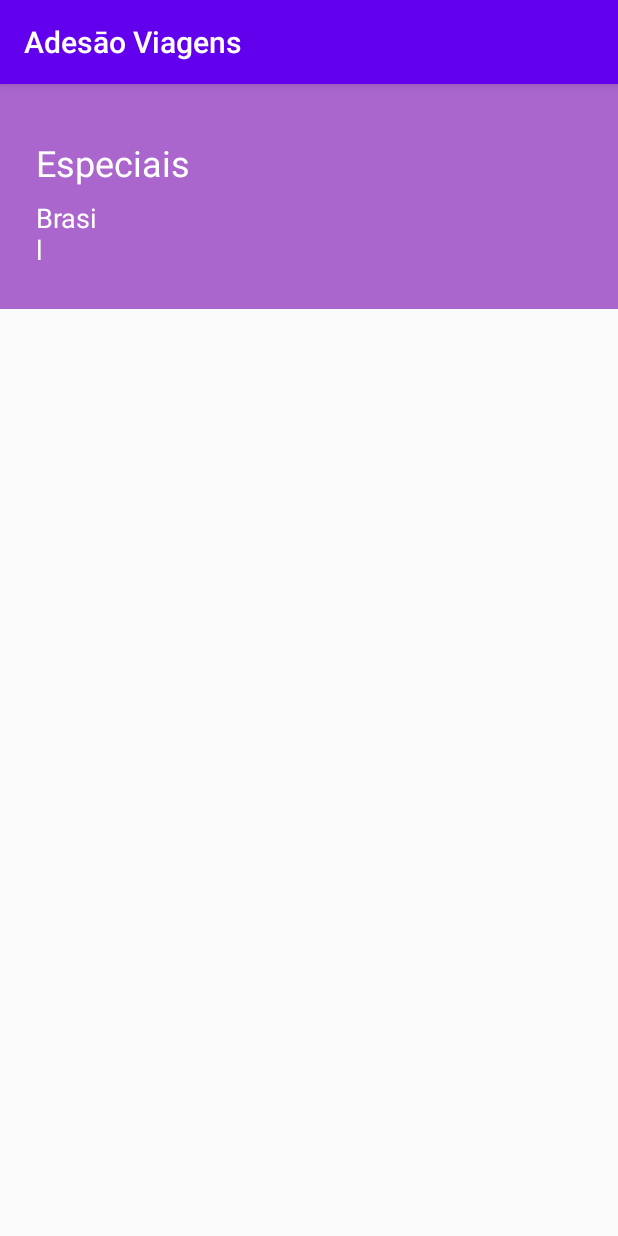
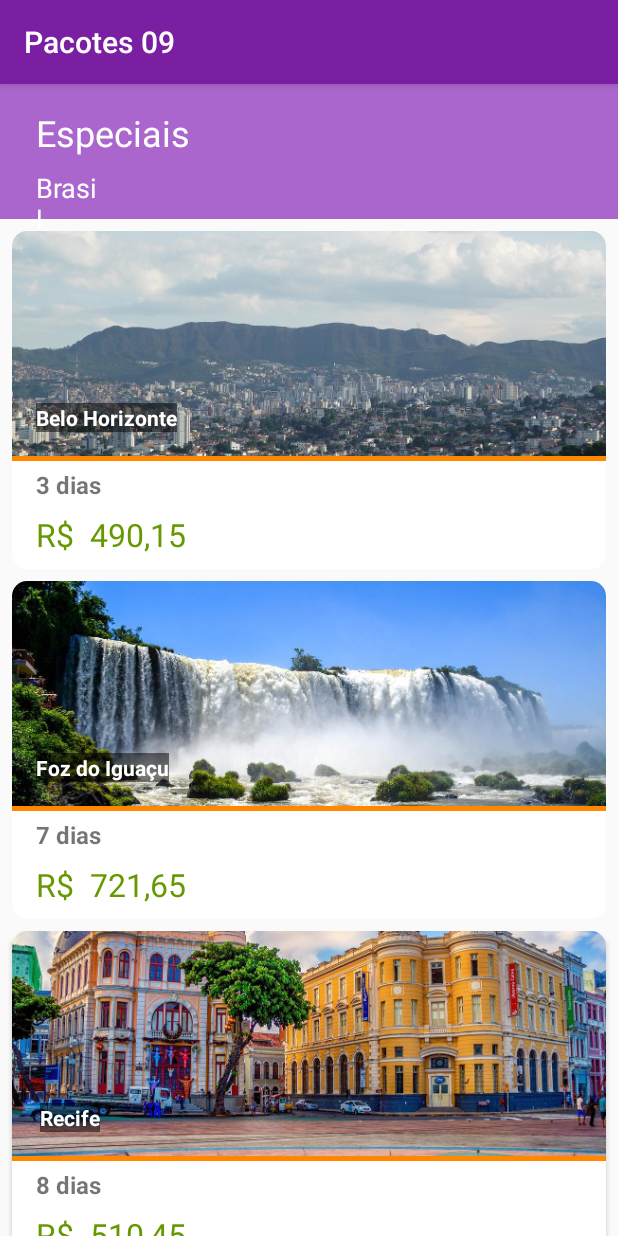
Before and after one commit to flaviocampos/AdesaoViagens, an Android app: the screen it shows after launch (MainActivity), on a phone screen of 412 x 824 dp. Run offline under Robolectric (Android 15) with nearby library versions, the phone set to English and light mode, and no system bars.

```diff
--- a/app/build.gradle
+++ b/app/build.gradle
@@ -6,10 +6,10 @@ android {
 
     defaultConfig {
         applicationId "br.com.adesao.adesoviagens"
-        minSdkVersion 15
+        minSdkVersion 17
         targetSdkVersion 29
         versionCode 1
-        versionName "1.0"
+        versionName "1.01"
 
         testInstrumentationRunner "androidx.test.runner.AndroidJUnitRunner"
     }
@@ -31,4 +31,5 @@ dependencies {
     testImplementation 'junit:junit:4.12'
     androidTestImplementation 'androidx.test.ext:junit:1.1.1'
     androidTestImplementation 'androidx.test.espresso:espresso-core:3.2.0'
+    implementation 'androidx.cardview:cardview:1.0.0'
 }
--- a/app/src/main/AndroidManifest.xml
+++ b/app/src/main/AndroidManifest.xml
@@ -9,6 +9,7 @@
         android:roundIcon="@mipmap/ic_launcher_round"
         android:supportsRtl="true"
         android:theme="@style/AppTheme">
+        <activity android:name=".ui.ResumoPacoteActivity"></activity>
         <activity android:name=".ui.MainActivity">
             <intent-filter>
                 <action android:name="android.intent.action.MAIN" />
--- /dev/null
+++ b/app/src/main/java/br/com/adesao/adesoviagens/adapter/ListaPacoteAdapter.java
@@ -0,0 +1,86 @@
+package br.com.adesao.adesoviagens.adapter;
+
+import android.content.Context;
+import android.graphics.drawable.Drawable;
+import android.view.LayoutInflater;
+import android.view.View;
+import android.view.ViewGroup;
+import android.widget.BaseAdapter;
+import android.widget.ImageView;
+import android.widget.TextView;
+
+import java.text.NumberFormat;
+import java.util.List;
+
+import br.com.adesao.adesoviagens.R;
+import br.com.adesao.adesoviagens.modelo.Pacote;
+import br.com.adesao.adesoviagens.util.DiasUtil;
+import br.com.adesao.adesoviagens.util.MoedaUtil;
+import br.com.adesao.adesoviagens.util.ResourceUtil;
+
+public class ListaPacoteAdapter extends BaseAdapter {
+
+    private final List<Pacote> pacotes;
+    private final Context context;
+
+
+    public ListaPacoteAdapter(List<Pacote> pacotes, Context context) {
+        this.pacotes = pacotes;
+        this.context = context;
+    }
+
+    @Override
+    public int getCount() {
+        return pacotes.size();
+    }
+
+    @Override
+    public Pacote getItem(int position) {
+        return pacotes.get(position);
+    }
+
+    @Override
+    public long getItemId(int position) {
+        return 0;
+    }
+
+    @Override
+    public View getView(int position, View convertView, ViewGroup parent) {
+        View viewCriada = LayoutInflater.from(context)
+                .inflate(R.layout.item_pacote, parent, false);
+
+        Pacote pacote = pacotes.get(position);
+
+        mostralocal(viewCriada, pacote);
+        mostraImagem(viewCriada, pacote);
+        mostraDias(viewCriada, pacote);
+        mostraPreco(viewCriada, pacote);
+
+        return viewCriada;
+    }
+
+    private void mostraPreco(View viewCriada, Pacote pacote) {
+        TextView preco = viewCriada.findViewById(R.id.txtItemPacoteValor);
+        String moedaBrasileira = MoedaUtil.formataParaBrasileira(pacote.getPreco());
+        preco.setText(moedaBrasileira);
+    }
+
+
+    private void mostraDias(View viewCriada, Pacote pacote) {
+        TextView dias = viewCriada.findViewById(R.id.txtResumoDias);
+        dias.setText(DiasUtil.devolverDiaExtenso(pacote.getDias()));
+    }
+
+
+    private void mostraImagem(View viewCriada, Pacote pacote) {
+        ImageView imagem = viewCriada.findViewById(R.id.imgItemPacoteLocal);
+        Drawable drawableIMG = ResourceUtil.devolveDrawable(context, pacote.getImagem());
+        imagem.setImageDrawable(drawableIMG);
+    }
+
+
+    private void mostralocal(View viewCriada, Pacote pacote) {
+        TextView local = viewCriada.findViewById(R.id.txtItemPacoteCidade);
+        local.setText(pacote.getLocal());
+    }
+}
--- /dev/null
+++ b/app/src/main/java/br/com/adesao/adesoviagens/dao/PacoteDAO.java
@@ -0,0 +1,24 @@
+package br.com.adesao.adesoviagens.dao;
+
+import java.math.BigDecimal;
+import java.util.ArrayList;
+import java.util.Arrays;
+import java.util.List;
+
+import br.com.adesao.adesoviagens.modelo.Pacote;
+
+public class PacoteDAO {
+
+    public List<Pacote> lista() {
+
+        List<Pacote> pacotes = new ArrayList<>(Arrays.asList(
+                new Pacote("Belo Horizonte", "belo_horizonte_mg", 3, new BigDecimal(490.15)),
+                new Pacote("Foz do Iguaçu", "foz_do_iguacu_pr", 7, new BigDecimal(721.65)),
+                new Pacote("Recife", "recife_pe", 8, new BigDecimal(510.45)),
+                new Pacote("Rio de Janeiro", "rio_de_janeiro_rj", 5, new BigDecimal(234.56)),
+                new Pacote("Salvador", "salvador_ba", 7, new BigDecimal(927.45)),
+                new Pacote("Sāo Paulo", "sao_paulo_sp", 1, new BigDecimal(174.45))
+        ));
+        return pacotes;
+    }
+}
--- /dev/null
+++ b/app/src/main/java/br/com/adesao/adesoviagens/modelo/Pacote.java
@@ -0,0 +1,37 @@
+package br.com.adesao.adesoviagens.modelo;
+
+import java.math.BigDecimal;
+
+public class Pacote {
+
+    private  String local;
+    private  String imagem;
+    private  int dias;
+    private  BigDecimal preco;
+
+    public Pacote() {
+    }
+
+    public Pacote(String local, String imagem, int dias, BigDecimal preco) {
+        this.local = local;
+        this.imagem = imagem;
+        this.dias = dias;
+        this.preco = preco;
+    }
+
+    public String getLocal() {
+        return local;
+    }
+
+    public String getImagem() {
+        return imagem;
+    }
+
+    public int getDias() {
+        return dias;
+    }
+
+    public BigDecimal getPreco() {
+        return preco;
+    }
+}
--- a/app/src/main/java/br/com/adesao/adesoviagens/ui/MainActivity.java
+++ b/app/src/main/java/br/com/adesao/adesoviagens/ui/MainActivity.java
@@ -2,15 +2,36 @@ package br.com.adesao.adesoviagens.ui;
 
 import androidx.appcompat.app.AppCompatActivity;
 
+import android.content.Intent;
 import android.os.Bundle;
+import android.widget.ListView;
+
+import java.util.List;
 
 import br.com.adesao.adesoviagens.R;
+import br.com.adesao.adesoviagens.adapter.ListaPacoteAdapter;
+import br.com.adesao.adesoviagens.dao.PacoteDAO;
+import br.com.adesao.adesoviagens.modelo.Pacote;
 
 public class MainActivity extends AppCompatActivity {
+
+    public static final String PACOTES = "Pacotes 09";
 
     @Override
     protected void onCreate(Bundle savedInstanceState) {
         super.onCreate(savedInstanceState);
         setContentView(R.layout.activity_main);
+
+        setTitle(PACOTES);
+
+        configurarAdapter();
+       // Intent intent = new Intent(this, ResumoPacoteActivity.class);
+       // startActivity(intent);
+    }
+
+    private void configurarAdapter() {
+        List<Pacote> pcts = new PacoteDAO().lista();
+        ListView listaPacotes = findViewById(R.id.lstPrincipalPacotes);
+        listaPacotes.setAdapter(new ListaPacoteAdapter(pcts,this));
     }
 }
--- /dev/null
+++ b/app/src/main/java/br/com/adesao/adesoviagens/util/DiasUtil.java
@@ -0,0 +1,8 @@
+package br.com.adesao.adesoviagens.util;
+
+public class DiasUtil {
+    public static String devolverDiaExtenso(int dias) {
+
+        return dias > 1 ? String.format("%s dias",dias) : String.format("%d dia",dias);
+    }
+}
--- /dev/null
+++ b/app/src/main/java/br/com/adesao/adesoviagens/util/MoedaUtil.java
@@ -0,0 +1,15 @@
+package br.com.adesao.adesoviagens.util;
+
+import java.math.BigDecimal;
+import java.text.DecimalFormat;
+import java.text.NumberFormat;
+import java.util.Locale;
+
+public class MoedaUtil {
+
+    public static String formataParaBrasileira(BigDecimal valor) {
+        NumberFormat formatoBrasileiro = DecimalFormat.getCurrencyInstance(new Locale("pt", "BR"));
+        String moedaBrasileira = formatoBrasileiro.format(valor).replace("R$", "R$ ");
+        return moedaBrasileira;
+    }
+}
--- /dev/null
+++ b/app/src/main/java/br/com/adesao/adesoviagens/util/ResourceUtil.java
@@ -0,0 +1,14 @@
+package br.com.adesao.adesoviagens.util;
+
+import android.content.Context;
+import android.content.res.Resources;
+import android.graphics.drawable.Drawable;
+
+public class ResourceUtil {
+
+    public static Drawable devolveDrawable(Context context, String drawableEmTexto) {
+        Resources resources = context.getResources();
+        int idDrawable = resources.getIdentifier(drawableEmTexto, "drawable", context.getPackageName());
+        return resources.getDrawable(idDrawable);
+    }
+}
--- a/app/src/main/res/layout/activity_main.xml
+++ b/app/src/main/res/layout/activity_main.xml
@@ -7,10 +7,11 @@
     tools:context=".ui.MainActivity">
 
     <ImageView
-        android:id="@+id/imageView"
+        android:id="@+id/imgPrincipalBanner"
         android:layout_width="0dp"
-        android:layout_height="150dp"
+        android:layout_height="90dp"
         android:background="@android:color/holo_purple"
+        android:contentDescription="@string/todo"
         android:outlineSpotShadowColor="@android:color/holo_purple"
         app:layout_constraintEnd_toEndOf="parent"
         app:layout_constraintHorizontal_bias="0.0"
@@ -18,12 +19,11 @@
         app:layout_constraintTop_toTopOf="parent" />
 
     <TextView
-        android:id="@+id/txtTitulo"
+        android:id="@+id/txtPrincipalTitulo"
         android:layout_width="wrap_content"
         android:layout_height="wrap_content"
         android:layout_marginStart="24dp"
-        android:layout_marginLeft="24dp"
-        android:layout_marginTop="36dp"
+        android:layout_marginTop="16dp"
         android:text="@string/txtTitulo"
         android:textColor="@android:color/white"
         android:textSize="24sp"
@@ -33,25 +33,27 @@
         app:layout_constraintTop_toTopOf="parent" />
 
     <TextView
-        android:id="@+id/txtPais"
+        android:id="@+id/txtPrincipalPais"
         android:layout_width="45dp"
         android:layout_height="wrap_content"
         android:layout_marginTop="8dp"
         android:text="@string/txtPais"
         android:textColor="@android:color/white"
         android:textSize="18sp"
-        app:layout_constraintStart_toStartOf="@+id/txtTitulo"
-        app:layout_constraintTop_toBottomOf="@+id/txtTitulo" />
+        app:layout_constraintStart_toStartOf="@+id/txtPrincipalTitulo"
+        app:layout_constraintTop_toBottomOf="@+id/txtPrincipalTitulo" />
 
     <ListView
-        android:id="@+id/lstPacotes"
+        android:id="@+id/lstPrincipalPacotes"
         android:layout_width="0dp"
         android:layout_height="0dp"
         app:layout_constraintStart_toStartOf="parent"
         app:layout_constraintEnd_toEndOf="parent"
-        app:layout_constraintTop_toBottomOf="@id/imageView"
+        app:layout_constraintTop_toBottomOf="@id/imgPrincipalBanner"
         app:layout_constraintBottom_toBottomOf="parent"
         tools:listitem="@layout/item_pacote"
+        android:divider="@null"
+        android:dividerHeight="0dp"
         />
 
 
--- a/app/src/main/res/layout/item_pacote.xml
+++ b/app/src/main/res/layout/item_pacote.xml
@@ -5,34 +5,47 @@
     android:layout_width="match_parent"
     android:layout_height="match_parent">
 
+    <androidx.cardview.widget.CardView
+        android:id="@+id/crvCartao"
+        android:layout_width="0dp"
+        android:layout_height="wrap_content"
+        android:layout_margin="8dp"
+        android:layout_marginStart="8dp"
+        app:cardCornerRadius="10dp"
+        app:layout_constraintEnd_toEndOf="parent"
+        app:layout_constraintStart_toStartOf="parent"
+        app:layout_constraintTop_toTopOf="parent">
+
+        <androidx.constraintlayout.widget.ConstraintLayout
+            android:layout_width="match_parent"
+            android:layout_height="225dp">
+
             <ImageView
-        android:id="@+id/img"
+                android:id="@+id/imgItemPacoteLocal"
                 android:layout_width="0dp"
-        android:layout_height="100dp"
+                android:layout_height="150dp"
+                android:contentDescription="@string/img"
                 android:scaleType="centerCrop"
-        app:layout_constraintBottom_toBottomOf="parent"
                 app:layout_constraintEnd_toEndOf="parent"
                 app:layout_constraintStart_toStartOf="parent"
                 app:layout_constraintTop_toTopOf="parent"
-        app:layout_constraintVertical_bias="0.0"
                 tools:src="@sample/pacotes.json/pacotes/imagem" />
 
             <TextView
-        android:id="@+id/txtcidade"
+                android:id="@+id/txtItemPacoteCidade"
                 android:layout_width="wrap_content"
                 android:layout_height="wrap_content"
-        android:layout_margin="8dp"
+                android:layout_marginBottom="14dp"
                 android:background="@android:drawable/screen_background_dark_transparent"
-        android:padding="8dp"
                 android:textColor="@android:color/white"
                 android:textSize="14sp"
                 android:textStyle="bold"
-        app:layout_constraintBottom_toBottomOf="@id/img"
-        app:layout_constraintEnd_toEndOf="@id/img"
-        app:layout_constraintHorizontal_bias="0.0"
-        app:layout_constraintStart_toStartOf="@id/img"
-        app:layout_constraintTop_toTopOf="@id/img"
-        app:layout_constraintVertical_bias="1.0"
+                app:layout_constraintBottom_toBottomOf="@+id/imgItemPacoteLocal"
+                app:layout_constraintEnd_toEndOf="parent"
+                app:layout_constraintHorizontal_bias="0.052"
+                app:layout_constraintStart_toStartOf="@+id/imgItemPacoteLocal"
+                app:layout_constraintTop_toTopOf="parent"
+                app:layout_constraintVertical_bias="0.98"
                 tools:text="@sample/pacotes.json/pacotes/local" />
 
             <View
@@ -40,30 +53,43 @@
                 android:layout_width="0dp"
                 android:layout_height="3dp"
                 android:background="@android:color/holo_orange_dark"
+                app:layout_constraintBottom_toBottomOf="parent"
                 app:layout_constraintEnd_toEndOf="parent"
+                app:layout_constraintHorizontal_bias="0.0"
                 app:layout_constraintStart_toStartOf="parent"
-        app:layout_constraintTop_toBottomOf="@id/img" />
+                app:layout_constraintTop_toBottomOf="@+id/imgItemPacoteLocal"
+                app:layout_constraintVertical_bias="0.0" />
 
             <TextView
-        android:id="@+id/txtDias"
+                android:id="@+id/txtResumoDias"
                 android:layout_width="wrap_content"
                 android:layout_height="wrap_content"
-        android:layout_margin="8dp"
+                android:layout_marginStart="16dp"
+                android:layout_marginTop="8dp"
                 android:textSize="16sp"
                 android:textStyle="bold"
                 app:layout_constraintEnd_toEndOf="parent"
                 app:layout_constraintHorizontal_bias="0.0"
                 app:layout_constraintStart_toStartOf="parent"
-        app:layout_constraintTop_toBottomOf="@id/viwDivisor"
+                app:layout_constraintTop_toBottomOf="@+id/imgItemPacoteLocal"
                 tools:text="@sample/pacotes.json/pacotes/dias" />
 
             <TextView
-        android:id="@+id/txtValor"
+                android:id="@+id/txtItemPacoteValor"
                 android:layout_width="wrap_content"
                 android:layout_height="wrap_content"
+                android:layout_marginStart="16dp"
+                android:layout_marginTop="8dp"
                 android:textColor="@android:color/holo_green_dark"
                 android:textSize="21sp"
-        app:layout_constraintStart_toStartOf="@id/txtDias"
-        app:layout_constraintTop_toBottomOf="@id/txtDias"
+                app:layout_constraintBottom_toBottomOf="parent"
+                app:layout_constraintEnd_toEndOf="parent"
+                app:layout_constraintHorizontal_bias="0.0"
+                app:layout_constraintStart_toStartOf="parent"
+                app:layout_constraintTop_toBottomOf="@+id/txtResumoDias"
+                app:layout_constraintVertical_bias="0.0"
                 tools:text="@sample/pacotes.json/pacotes/preco" />
         </androidx.constraintlayout.widget.ConstraintLayout>
+    </androidx.cardview.widget.CardView>
+
+</androidx.constraintlayout.widget.ConstraintLayout>
--- a/app/src/main/res/values/colors.xml
+++ b/app/src/main/res/values/colors.xml
@@ -1,6 +1,6 @@
 <?xml version="1.0" encoding="utf-8"?>
 <resources>
-    <color name="colorPrimary">#6200EE</color>
-    <color name="colorPrimaryDark">#3700B3</color>
-    <color name="colorAccent">#03DAC5</color>
+    <color name="colorPrimary">#7b1fa2</color>
+    <color name="colorPrimaryDark">#4a0072</color>
+    <color name="colorAccent">#ae52d4</color>
 </resources>
--- a/app/src/main/res/values/strings.xml
+++ b/app/src/main/res/values/strings.xml
@@ -5,4 +5,10 @@
     <string name="txtCidade">Sāo Paulo</string>
     <string name="txtDias">2 Dias</string>
     <string name="txtValor">R$ 2.509,34</string>
+    <string name="img">Imagem da Cidade</string>
+    <string name="todo">TODO</string>
+    <string name="imgLocal">Foto local famoso da cidade</string>
+    <string name="txtlocal">Sāo Paulo</string>
+    <string name="lblPreco">Preço Final</string>
+    <string name="btnPagamento">Realizar pagamento</string>
 </resources>
```
Also changed, not shown: app/src/main/java/br/com/adesao/adesoviagens/ui/ResumoPacoteActivity.java (added, +41 -0 lines), app/src/main/res/drawable/botao_redondo_laranja.xml (added, +7 -0 lines), app/src/main/res/layout/activity_resumo_pacote.xml (added, +88 -0 lines), 1 other file. Lines whose indentation alone changed are shown as unchanged.
